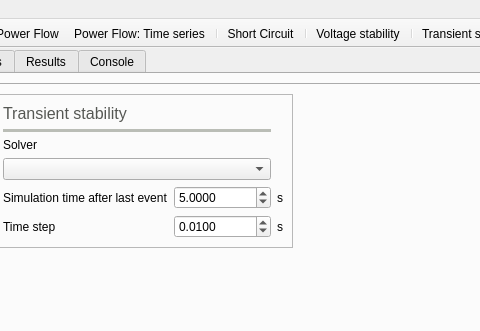
Old version of the form UnderDevelopment/GridCal/Gui/Main/MainWindow.ui in the repository SanPen/GridCal; both pictures show x 217 to 697 and y 0 to 331 of the 1173 by 723 pixel window.
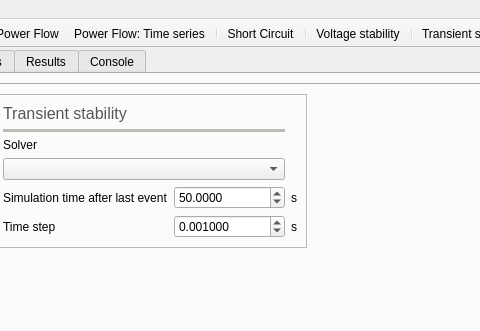
New version of the form. The open tabs and pages were chosen to show the change. Icons and pictures are not drawn. Custom widgets are drawn as their Qt base class.

Diff of the .ui file:
```diff
--- a/UnderDevelopment/GridCal/Gui/Main/MainWindow.ui
+++ b/UnderDevelopment/GridCal/Gui/Main/MainWindow.ui
@@ -2217,14 +2217,14 @@
                   <double>0.010000000000000</double>
                  </property>
                  <property name="value">
-                  <double>5.000000000000000</double>
+                  <double>50.000000000000000</double>
                  </property>
                 </widget>
                </item>
                <item row="7" column="1">
                 <widget class="QDoubleSpinBox" name="transient_time_step_doubleSpinBox">
                  <property name="decimals">
-                  <number>4</number>
+                  <number>6</number>
                  </property>
                  <property name="maximum">
                   <double>99990000.000000000000000</double>
@@ -2233,7 +2233,7 @@
                   <double>0.010000000000000</double>
                  </property>
                  <property name="value">
-                  <double>0.010000000000000</double>
+                  <double>0.001000000000000</double>
                  </property>
                 </widget>
                </item>
```
Left out of the diff: 208 changed lines with no effect on the pictures.
